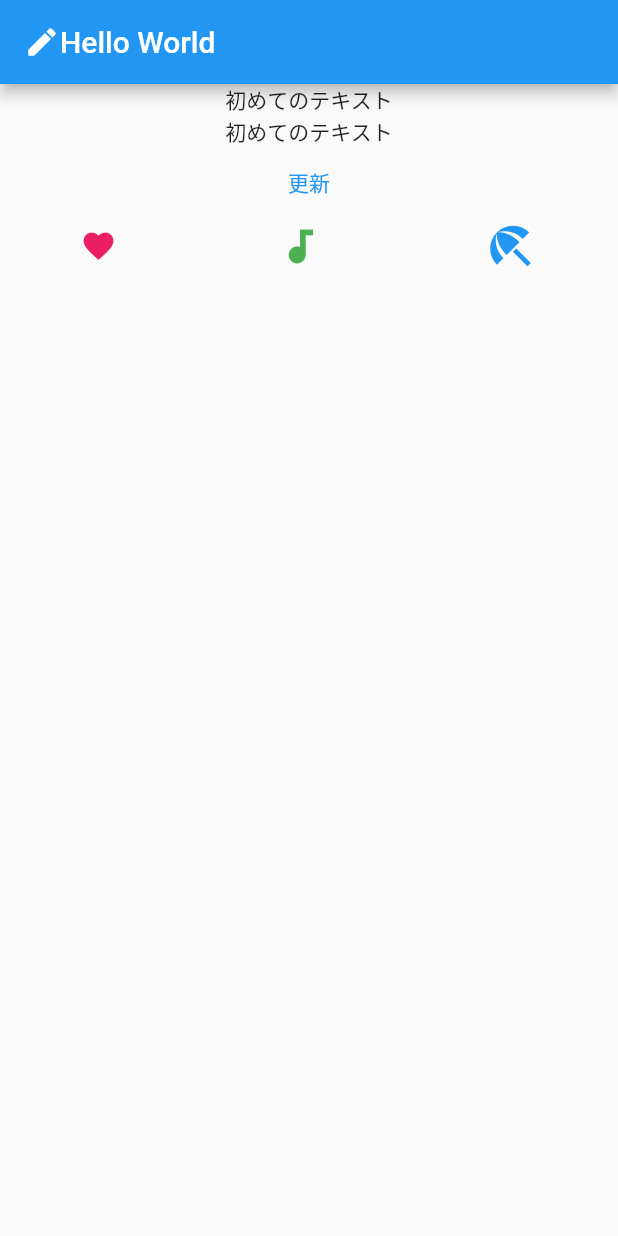
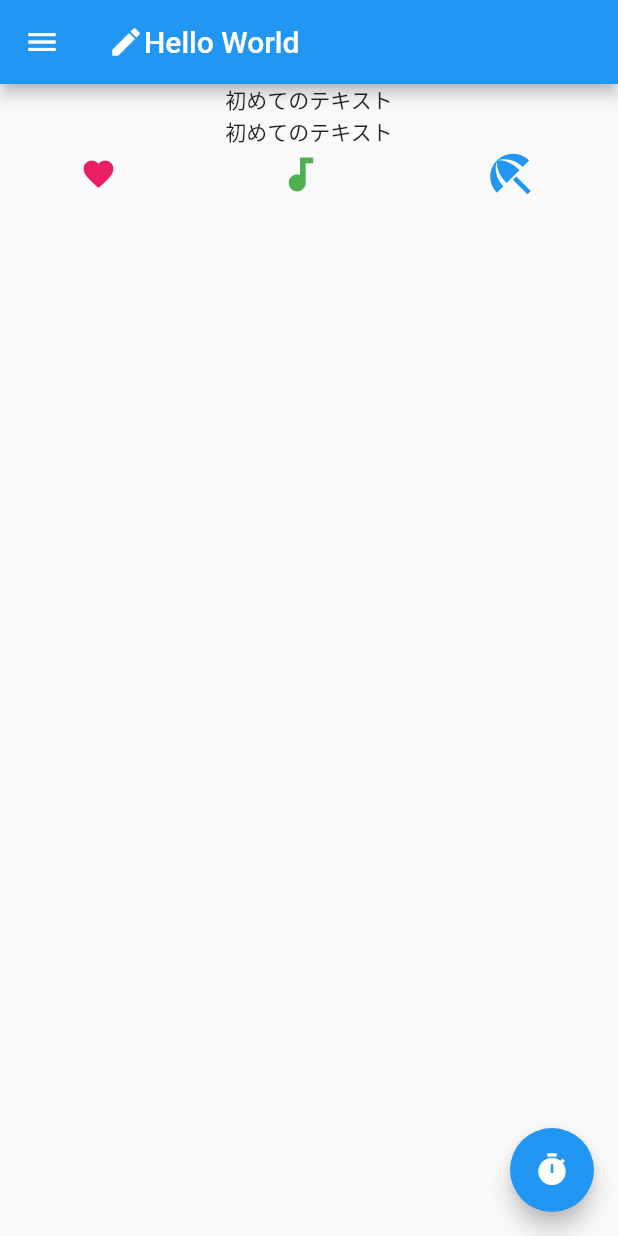
Before and after one commit to p238049y/paractice, a Flutter app: the screen it shows after launch, on a phone screen of 412 x 824 dp. Run offline on Flutter 3.47's test engine with Material 2 defaults, Android fonts, the phone set to English and light mode, and no system bars.

Commit message:
[update]#2 画面の右下最前面にボタン追加
[タスク]09初級編1:画面の構築(Widget)

```diff
--- a/my_app/lib/main.dart
+++ b/my_app/lib/main.dart
@@ -70,13 +70,10 @@ class _MyHomePageState extends State<MyHomePage> {
           Text('Hello World'),
         ],)
       ),
+      drawer: const Drawer(child: Center(child: Text("Drawer"))),
       body: Column(children: [
         const Text('初めてのテキスト'),
         const Text('初めてのテキスト'),
-        TextButton(
-          onPressed: () => {print("ボタンが押されたよ")},
-          child: const Text('更新'),
-          ),
           Row(
             mainAxisAlignment: MainAxisAlignment.spaceAround,
             children: const[
@@ -97,6 +94,12 @@ class _MyHomePageState extends State<MyHomePage> {
               )
             ],
           ),
-      ]));
+        ]
+      ),
+      floatingActionButton: FloatingActionButton(
+        onPressed: () => {print('押したね？')},
+        child: const Icon(Icons.timer),
+      ),
+    );
   }
 }
```
